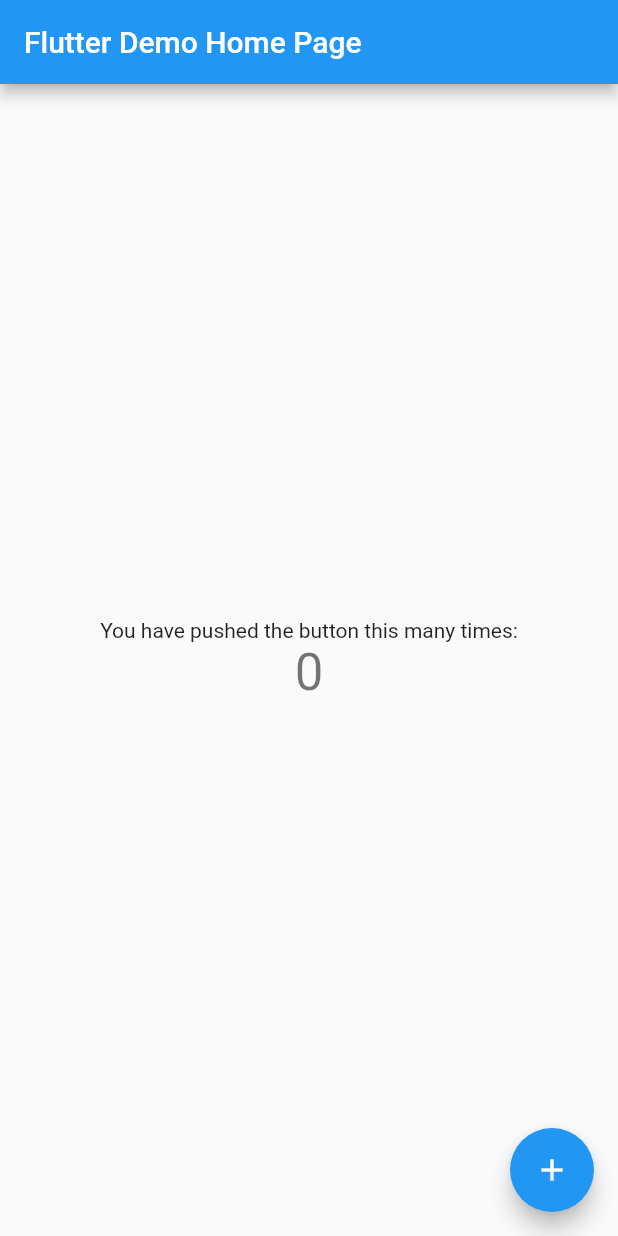
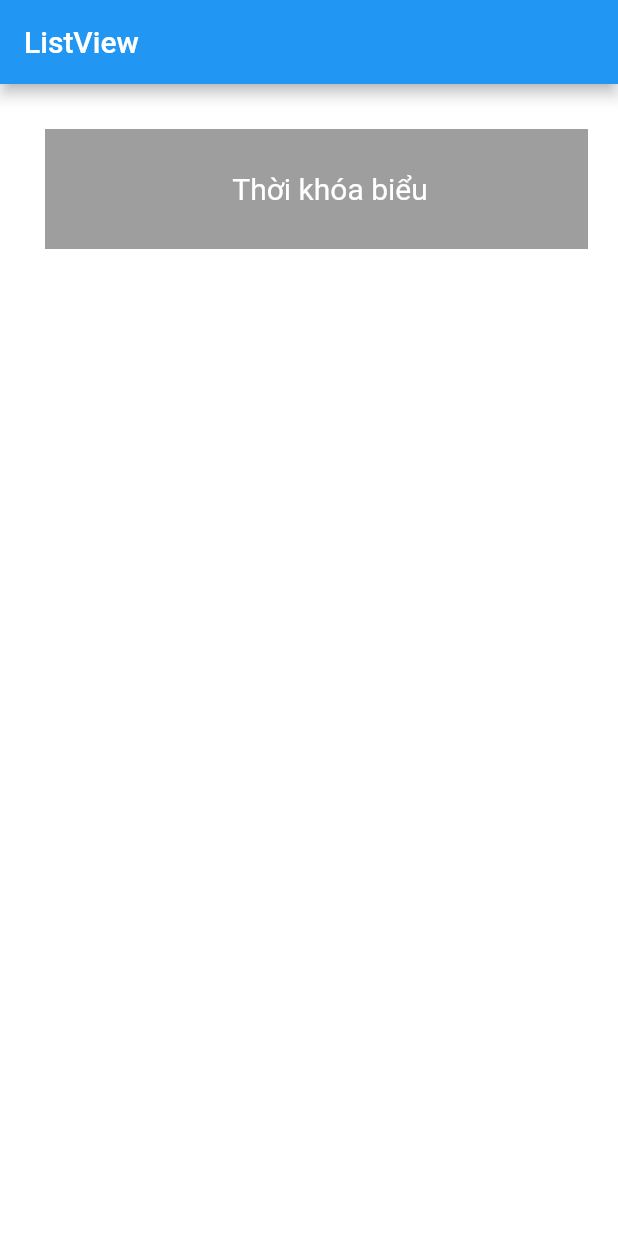
Before and after one commit to An7112/FlutterNodeReact, a Flutter app: the screen it shows after launch, on a phone screen of 412 x 824 dp. Run offline on Flutter 3.47's test engine with Material 2 defaults, Android fonts, the phone set to English and light mode, and no system bars.

Commit message:
homepage

```diff
--- a/flutterapi/lib/main.dart
+++ b/flutterapi/lib/main.dart
@@ -1,115 +1,19 @@
 import 'package:flutter/material.dart';
+import 'package:flutterapi/page/homepage.dart';
 
 void main() {
-  runApp(const MyApp());
+  runApp(MyApp());
 }
 
 class MyApp extends StatelessWidget {
-  const MyApp({Key? key}) : super(key: key);
-
-  // This widget is the root of your application.
   @override
   Widget build(BuildContext context) {
     return MaterialApp(
-      title: 'Flutter Demo',
+      debugShowCheckedModeBanner: false,
       theme: ThemeData(
-        // This is the theme of your application.
-        //
-        // Try running your application with "flutter run". You'll see the
-        // application has a blue toolbar. Then, without quitting the app, try
-        // changing the primarySwatch below to Colors.green and then invoke
-        // "hot reload" (press "r" in the console where you ran "flutter run",
-        // or simply save your changes to "hot reload" in a Flutter IDE).
-        // Notice that the counter didn't reset back to zero; the application
-        // is not restarted.
-        primarySwatch: Colors.blue,
-      ),
-      home: const MyHomePage(title: 'Flutter Demo Home Page'),
+          primaryColor: Colors.redAccent,
+          scaffoldBackgroundColor: Colors.white),
+      home: Home(),
     );
   }
 }
-
-class MyHomePage extends StatefulWidget {
-  const MyHomePage({Key? key, required this.title}) : super(key: key);
-
-  // This widget is the home page of your application. It is stateful, meaning
-  // that it has a State object (defined below) that contains fields that affect
-  // how it looks.
-
-  // This class is the configuration for the state. It holds the values (in this
-  // case the title) provided by the parent (in this case the App widget) and
-  // used by the build method of the State. Fields in a Widget subclass are
-  // always marked "final".
-
-  final String title;
-
-  @override
-  State<MyHomePage> createState() => _MyHomePageState();
-}
-
-class _MyHomePageState extends State<MyHomePage> {
-  int _counter = 0;
-
-  void _incrementCounter() {
-    setState(() {
-      // This call to setState tells the Flutter framework that something has
-      // changed in this State, which causes it to rerun the build method below
-      // so that the display can reflect the updated values. If we changed
-      // _counter without calling setState(), then the build method would not be
-      // called again, and so nothing would appear to happen.
-      _counter++;
-    });
-  }
-
-  @override
-  Widget build(BuildContext context) {
-    // This method is rerun every time setState is called, for instance as done
-    // by the _incrementCounter method above.
-    //
-    // The Flutter framework has been optimized to make rerunning build methods
-    // fast, so that you can just rebuild anything that needs updating rather
-    // than having to individually change instances of widgets.
-    return Scaffold(
-      appBar: AppBar(
-        // Here we take the value from the MyHomePage object that was created by
-        // the App.build method, and use it to set our appbar title.
-        title: Text(widget.title),
-      ),
-      body: Center(
-        // Center is a layout widget. It takes a single child and positions it
-        // in the middle of the parent.
-        child: Column(
-          // Column is also a layout widget. It takes a list of children and
-          // arranges them vertically. By default, it sizes itself to fit its
-          // children horizontally, and tries to be as tall as its parent.
-          //
-          // Invoke "debug painting" (press "p" in the console, choose the
-          // "Toggle Debug Paint" action from the Flutter Inspector in Android
-          // Studio, or the "Toggle Debug Paint" command in Visual Studio Code)
-          // to see the wireframe for each widget.
-          //
-          // Column has various properties to control how it sizes itself and
-          // how it positions its children. Here we use mainAxisAlignment to
-          // center the children vertically; the main axis here is the vertical
-          // axis because Columns are vertical (the cross axis would be
-          // horizontal).
-          mainAxisAlignment: MainAxisAlignment.center,
-          children: <Widget>[
-            const Text(
-              'You have pushed the button this many times:',
-            ),
-            Text(
-              '$_counter',
-              style: Theme.of(context).textTheme.headline4,
-            ),
-          ],
-        ),
-      ),
-      floatingActionButton: FloatingActionButton(
-        onPressed: _incrementCounter,
-        tooltip: 'Increment',
-        child: const Icon(Icons.add),
-      ), // This trailing comma makes auto-formatting nicer for build methods.
-    );
-  }
-}
--- /dev/null
+++ b/flutterapi/lib/page/homepage.dart
@@ -0,0 +1,46 @@
+import 'package:flutter/material.dart';
+
+class Home extends StatefulWidget {
+  @override
+  State<Home> createState() => _HomeState();
+}
+
+class _HomeState extends State<Home> {
+  List<String> lists = [
+    "Thời khóa biểu",
+    "Thông báo",
+    "Tài liệu",
+    "Giáo trình"
+  ];
+  @override
+  Widget build(BuildContext context) {
+    return Scaffold(
+        appBar: AppBar(
+          title: Text("ListView"),
+        ),
+        body: Container(
+            padding: EdgeInsets.all(20),
+            child: Column(
+              children: [
+                Container(
+                    height: 100,
+                    child: ListView(
+                      scrollDirection: Axis.horizontal,
+                      children: lists.map((list) {
+                        return box(list, Colors.grey);
+                      }).toList(),
+                    )),
+              ],
+            )));
+  }
+
+  Widget box(String title, Color backgroundcolor) {
+    return Container(
+        margin: EdgeInsets.all(10),
+        width: 380,
+        color: backgroundcolor,
+        alignment: Alignment.center,
+        child:
+            Text(title, style: TextStyle(color: Colors.white, fontSize: 20)));
+  }
+}
```
Also changed, not shown: 1 other file.
